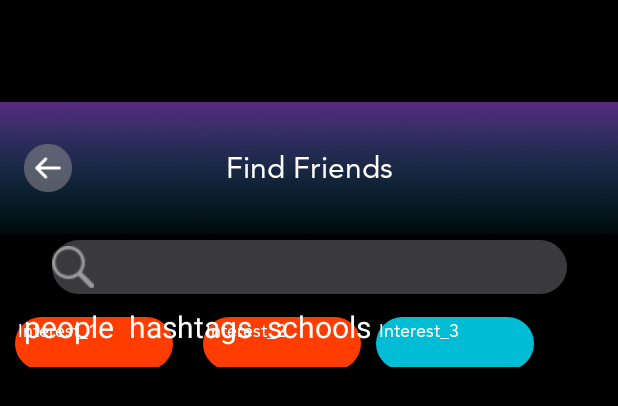
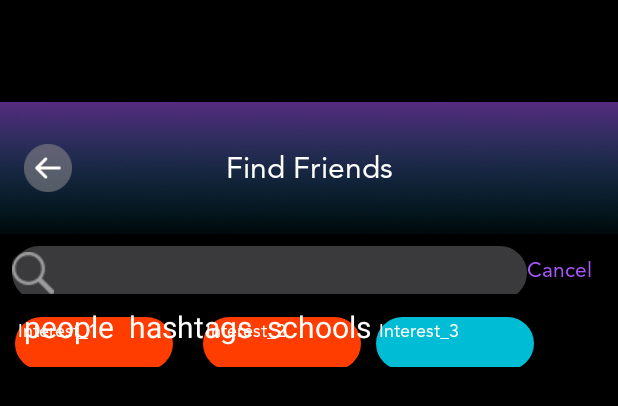
Before and after one commit to charlos51ht/Promly-test, an Android app: the layout activity_find_friends.xml on its own in the app's theme, with its tools: preview values and no code run, on a phone screen of 412 x 824 dp. Shown: the top 406 px of the screen. Run offline under Robolectric (Android 15) with nearby library versions, the phone set to English and light mode, and no system bars.

Commit message:
Added Add Friends Listener and function. Added Cancel Text

```diff
--- a/app/src/main/java/com/example/promly/HomePageActivity.kt
+++ b/app/src/main/java/com/example/promly/HomePageActivity.kt
@@ -26,13 +26,13 @@ class HomePageActivity : AppCompatActivity() {
         var user_id = this.intent.getStringExtra("user-id")
         twenty_by.setOnClickListener {
             val intent = Intent(this, TwentybyTwentyHomeActivity::class.java)
-            intent.putExtra("from_home","from home")
+            intent.putExtra("user-id","user-1")
             //intent.putExtra("user_id",user_id)
             startActivity(intent);
         }
         expand_circle.setOnClickListener {
             val intent = Intent(this, FindFriendsActivity::class.java)
-            intent.putExtra("from_home","from home")
+            intent.putExtra("user-id","user-1")
             startActivity(intent);
         }
     }
--- a/app/src/main/res/layout/activity_find_friends.xml
+++ b/app/src/main/res/layout/activity_find_friends.xml
@@ -36,6 +36,17 @@
 
     </androidx.appcompat.widget.Toolbar>
 
+    <LinearLayout
+        android:id="@id/search_bar"
+        android:layout_width="match_parent"
+        android:layout_height="36dp"
+        android:layout_marginTop="4dp"
+        android:gravity="center"
+        app:layout_constraintEnd_toEndOf="parent"
+        app:layout_constraintStart_toStartOf="parent"
+        app:layout_constraintTop_toBottomOf="@+id/toolbar_ff"
+        >
+
     <EditText
         android:id="@+id/search_friends"
         android:layout_width="343dp"
@@ -48,10 +59,18 @@
         android:fontFamily="@font/avenir_roman"
         android:inputType="textNoSuggestions"
         android:textColor="@color/white"
-        app:layout_constraintEnd_toEndOf="parent"
-        app:layout_constraintStart_toStartOf="parent"
-        app:layout_constraintTop_toBottomOf="@+id/toolbar_ff" />
-
+        />
+        <TextView
+            android:id="@+id/cancel_text"
+            android:layout_width="52dp"
+            android:layout_height="21dp"
+            android:layout_marginTop="4dp"
+            android:autofillHints="Search"
+            android:text="Cancel"
+            android:fontFamily="@font/avenir_roman"
+            android:inputType="textNoSuggestions"
+            android:textColor="@color/brand_purple" />
+    </LinearLayout>
     <!-- Adding filter sections here -->
     <!-- Recycler View here with displaying data class for person -->
     <!--    <include-->
@@ -71,7 +90,7 @@
         android:id="@+id/interest_scroll"
         android:layout_marginTop="15dp"
         android:orientation="horizontal"
-        app:layout_constraintTop_toBottomOf="@+id/search_friends"
+        app:layout_constraintTop_toBottomOf="@+id/search_bar"
         tools:layout_editor_absoluteX="0dp">
         <LinearLayout
             android:layout_width="match_parent"
@@ -126,7 +145,7 @@
         android:layout_marginTop="8dp"
         android:paddingStart="16dp"
         app:layout_constraintStart_toStartOf="parent"
-        app:layout_constraintTop_toBottomOf="@+id/search_friends">
+        app:layout_constraintTop_toBottomOf="@+id/search_bar">
 
         <TextView
             android:id="@+id/people_filter"
@@ -169,7 +188,7 @@
         app:layout_constraintBottom_toBottomOf="parent"
         app:layout_constraintEnd_toEndOf="parent"
         app:layout_constraintStart_toStartOf="parent"
-        app:layout_constraintTop_toBottomOf="@+id/search_friends"
+        app:layout_constraintTop_toBottomOf="@+id/search_bar"
 
         />
 
--- a/app/src/main/res/layout/friend_profile.xml
+++ b/app/src/main/res/layout/friend_profile.xml
@@ -79,7 +79,7 @@
             android:textColor="@color/white"
             android:textSize="12sp" />
 
-        <Button
+        <ImageButton
             android:id="@+id/add_friend"
             android:layout_width="32dp"
             android:layout_height="32dp"
```
Also changed, not shown: app/src/main/java/com/example/promly/FindFriendsActivity.kt (+26 -10 lines), app/src/main/java/com/example/promly/ProfileAdapter.kt (+35 -3 lines), 40 other files.
